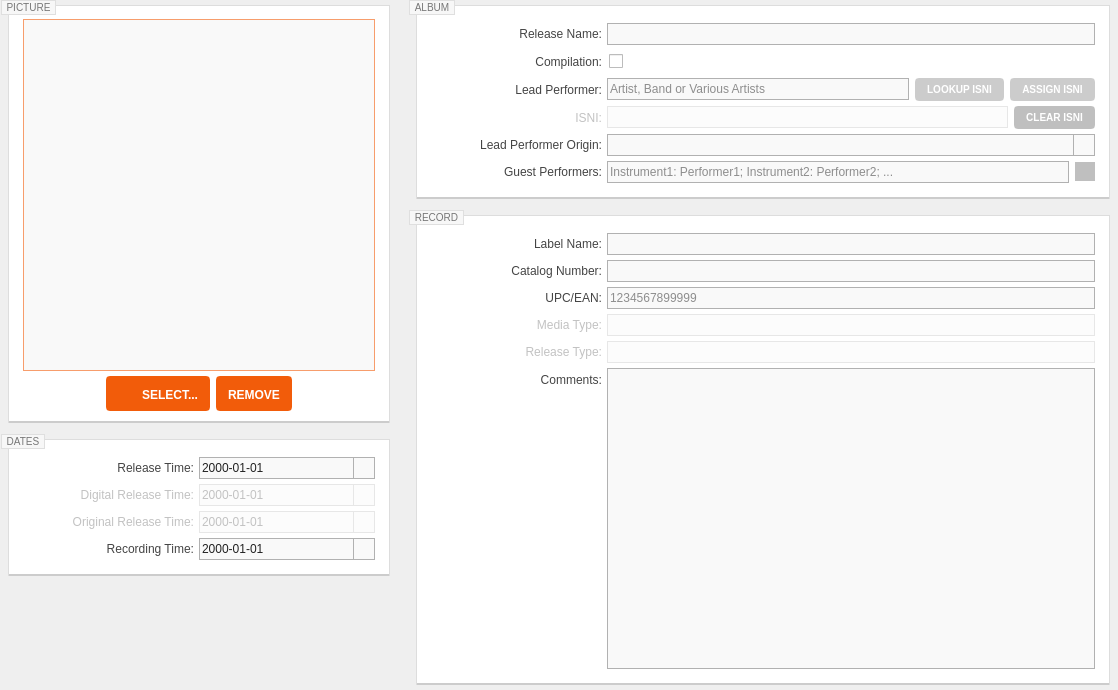
This is resources/ui/album_page.ui in Iconoclasteinc/tgit as Qt 5 draws it before an edit. The edited form follows.
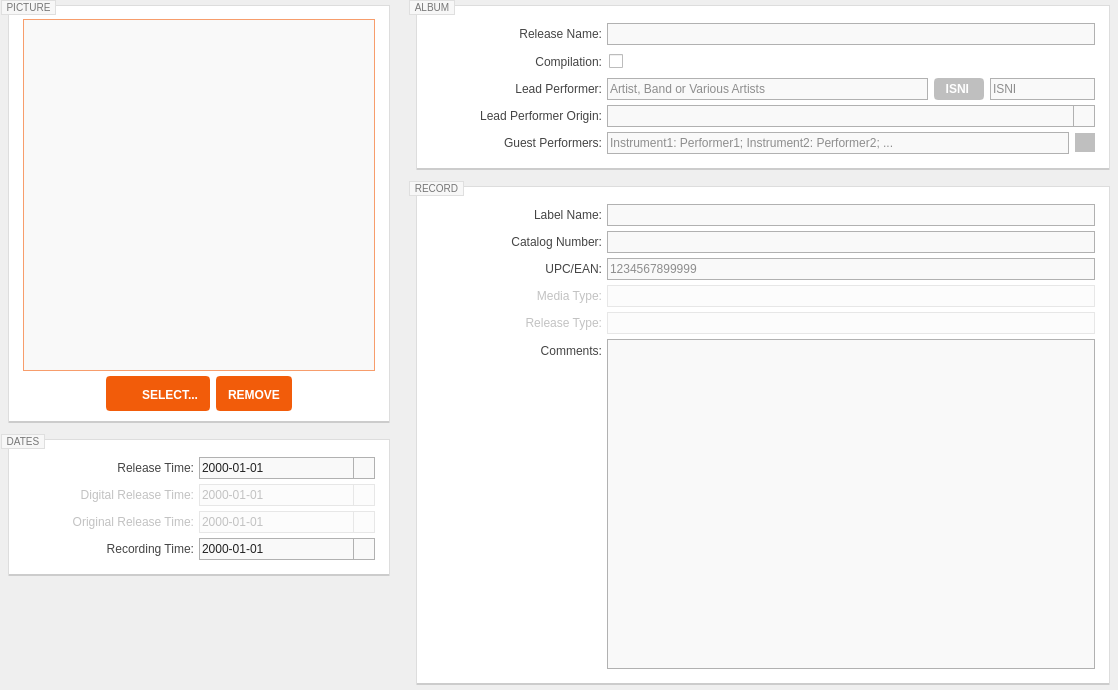
This is the edited form. Icons and pictures are not drawn. Custom widgets are drawn as their Qt base class.

Commit message: Migrate the main artist isni to a new visual paradigm.

Diff of the .ui file:
```diff
--- a/resources/ui/album_page.ui
+++ b/resources/ui/album_page.ui
@@ -136,7 +136,7 @@
     background-color: #CCCCCC;
 }
 
-QPushButton:hover, QPushButton:focus {
+QPushButton:hover, QPushButton:focus  {
     background-color: #A6A6A6;
     border-color: #A6A6A6;
 }
@@ -724,6 +724,19 @@
            </property>
           </widget>
          </item>
+         <item row="2" column="0">
+          <widget class="QLabel" name="lead_performer_caption">
+           <property name="text">
+            <string>Lead Performer:</string>
+           </property>
+           <property name="alignment">
+            <set>Qt::AlignRight|Qt::AlignTrailing|Qt::AlignVCenter</set>
+           </property>
+           <property name="buddy">
+            <cstring>lead_performer</cstring>
+           </property>
+          </widget>
+         </item>
          <item row="2" column="1">
           <widget class="QWidget" name="lead_performer_container" native="true">
            <layout class="QHBoxLayout" name="horizontalLayout_3">
@@ -747,34 +760,78 @@
              </widget>
             </item>
             <item>
-             <widget class="QPushButton" name="lookup_isni_button">
-              <property name="enabled">
-               <bool>false</bool>
+             <widget class="QToolButton" name="_isni_actions_button">
+              <property name="minimumSize">
+               <size>
+                <width>50</width>
+                <height>22</height>
+               </size>
               </property>
-              <property name="cursor">
-               <cursorShape>PointingHandCursor</cursorShape>
-              </property>
-              <property name="focusPolicy">
-               <enum>Qt::StrongFocus</enum>
+              <property name="styleSheet">
+               <string notr="true">QToolButton {
+    background-color: #BFBFBF;
+    border: 2px solid #BFBFBF;
+    border-radius: 4px;
+    color: white;
+    font-weight: bold;
+}
+
+QToolButton:disabled {
+    border-color: #CCCCCC;
+    background-color: #CCCCCC;
+}
+
+QToolButton:hover, QToolButton:focus {
+    background-color: #A6A6A6;
+    border-color: #A6A6A6;
+}
+
+QToolButton:pressed {
+	border: 2px solid transparent;
+}
+
+QToolButton::menu-indicator {
+    subcontrol-position: right center;
+	image: url(:/images/chevron-down-white-8.png);
+    top: 2px;
+    right: 2px;
+}
+
+QToolButton::menu-indicator:open {
+    top: 3px; 
+	right: 1px;
+}</string>
               </property>
               <property name="text">
-               <string>LOOKUP ISNI</string>
+               <string>ISNI </string>
+              </property>
+              <property name="popupMode">
+               <enum>QToolButton::InstantPopup</enum>
+              </property>
+              <property name="toolButtonStyle">
+               <enum>Qt::ToolButtonTextOnly</enum>
+              </property>
+              <property name="autoRaise">
+               <bool>true</bool>
+              </property>
+              <property name="arrowType">
+               <enum>Qt::DownArrow</enum>
               </property>
              </widget>
             </item>
             <item>
-             <widget class="QPushButton" name="assign_isni_button">
-              <property name="enabled">
-               <bool>false</bool>
-              </property>
-              <property name="cursor">
-               <cursorShape>PointingHandCursor</cursorShape>
-              </property>
-              <property name="focusPolicy">
-               <enum>Qt::StrongFocus</enum>
+             <widget class="QLineEdit" name="_isni">
+              <property name="maximumSize">
+               <size>
+                <width>105</width>
+                <height>16777215</height>
+               </size>
               </property>
               <property name="text">
-               <string>ASSIGN ISNI</string>
+               <string/>
+              </property>
+              <property name="placeholderText">
+               <string>ISNI</string>
               </property>
              </widget>
             </item>
@@ -782,60 +839,6 @@
           </widget>
          </item>
          <item row="3" column="0">
-          <widget class="QLabel" name="isni_caption">
-           <property name="enabled">
-            <bool>false</bool>
-           </property>
-           <property name="text">
-            <string>ISNI:</string>
-           </property>
-           <property name="alignment">
-            <set>Qt::AlignRight|Qt::AlignTrailing|Qt::AlignVCenter</set>
-           </property>
-           <property name="buddy">
-            <cstring>isni</cstring>
-           </property>
-          </widget>
-         </item>
-         <item row="3" column="1">
-          <widget class="QWidget" name="isni_container" native="true">
-           <layout class="QHBoxLayout" name="horizontalLayout_2">
-            <property name="leftMargin">
-             <number>0</number>
-            </property>
-            <property name="topMargin">
-             <number>0</number>
-            </property>
-            <property name="rightMargin">
-             <number>0</number>
-            </property>
-            <property name="bottomMargin">
-             <number>0</number>
-            </property>
-            <item>
-             <widget class="QLineEdit" name="isni">
-              <property name="enabled">
-               <bool>false</bool>
-              </property>
-             </widget>
-            </item>
-            <item>
-             <widget class="QPushButton" name="clear_isni_button">
-              <property name="cursor">
-               <cursorShape>PointingHandCursor</cursorShape>
-              </property>
-              <property name="focusPolicy">
-               <enum>Qt::StrongFocus</enum>
-              </property>
-              <property name="text">
-               <string>CLEAR ISNI</string>
-              </property>
-             </widget>
-            </item>
-           </layout>
-          </widget>
-         </item>
-         <item row="4" column="0">
           <widget class="QLabel" name="_lead_performer_region_caption">
            <property name="text">
             <string>Lead Performer Origin:</string>
@@ -848,7 +851,14 @@
            </property>
           </widget>
          </item>
-         <item row="5" column="0">
+         <item row="3" column="1">
+          <widget class="QComboBox" name="_lead_performer_region">
+           <property name="focusPolicy">
+            <enum>Qt::StrongFocus</enum>
+           </property>
+          </widget>
+         </item>
+         <item row="4" column="0">
           <widget class="QLabel" name="guest_performers_caption">
            <property name="text">
             <string>Guest Performers:</string>
@@ -861,7 +871,7 @@
            </property>
           </widget>
          </item>
-         <item row="5" column="1">
+         <item row="4" column="1">
           <widget class="QWidget" name="guest_performers_container" native="true">
            <layout class="QHBoxLayout" name="horizontalLayout_4">
             <property name="leftMargin">
@@ -932,26 +942,6 @@
            </layout>
           </widget>
          </item>
-         <item row="2" column="0">
-          <widget class="QLabel" name="lead_performer_caption">
-           <property name="text">
-            <string>Lead Performer:</string>
-           </property>
-           <property name="alignment">
-            <set>Qt::AlignRight|Qt::AlignTrailing|Qt::AlignVCenter</set>
-           </property>
-           <property name="buddy">
-            <cstring>lead_performer</cstring>
-           </property>
-          </widget>
-         </item>
-         <item row="4" column="1">
-          <widget class="QComboBox" name="_lead_performer_region">
-           <property name="focusPolicy">
-            <enum>Qt::StrongFocus</enum>
-           </property>
-          </widget>
-         </item>
         </layout>
        </widget>
       </item>
@@ -1122,6 +1112,19 @@
     </widget>
    </item>
   </layout>
+  <action name="_main_artist_isni_lookup_action">
+   <property name="text">
+    <string>Lookup</string>
+   </property>
+  </action>
+  <action name="_main_artist_isni_assign_action">
+   <property name="enabled">
+    <bool>false</bool>
+   </property>
+   <property name="text">
+    <string>Assign</string>
+   </property>
+  </action>
  </widget>
  <customwidgets>
   <customwidget>
```
Left out of the diff: 8 changed lines with no effect on the pictures. The commit also changes 10 other files.
